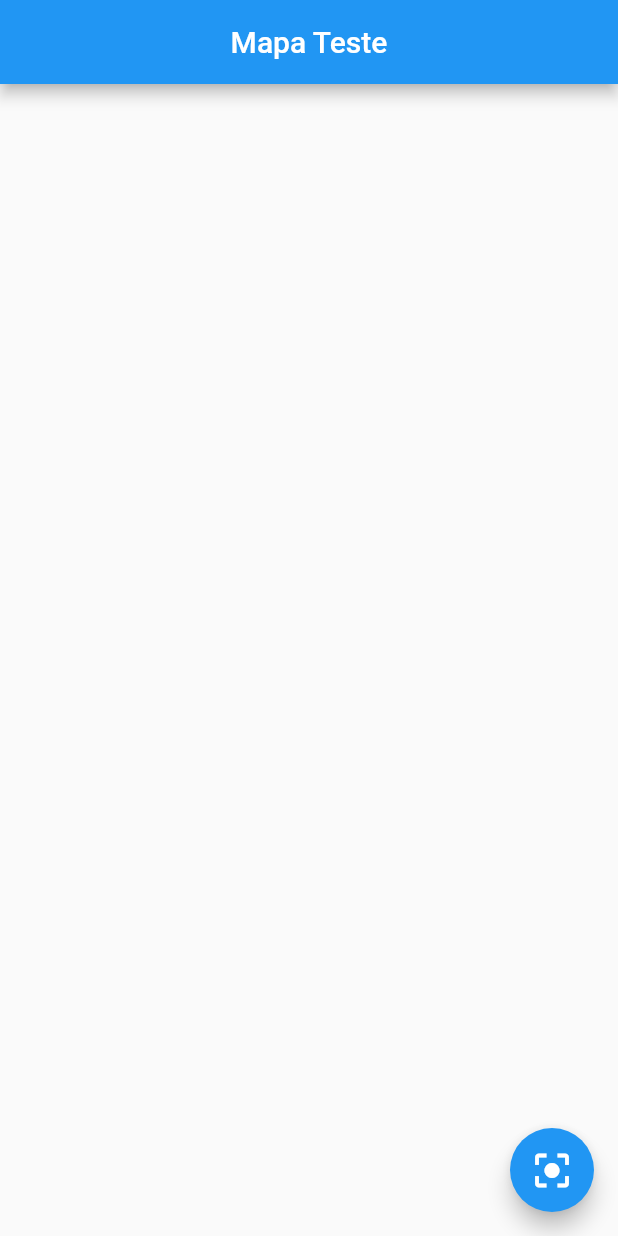
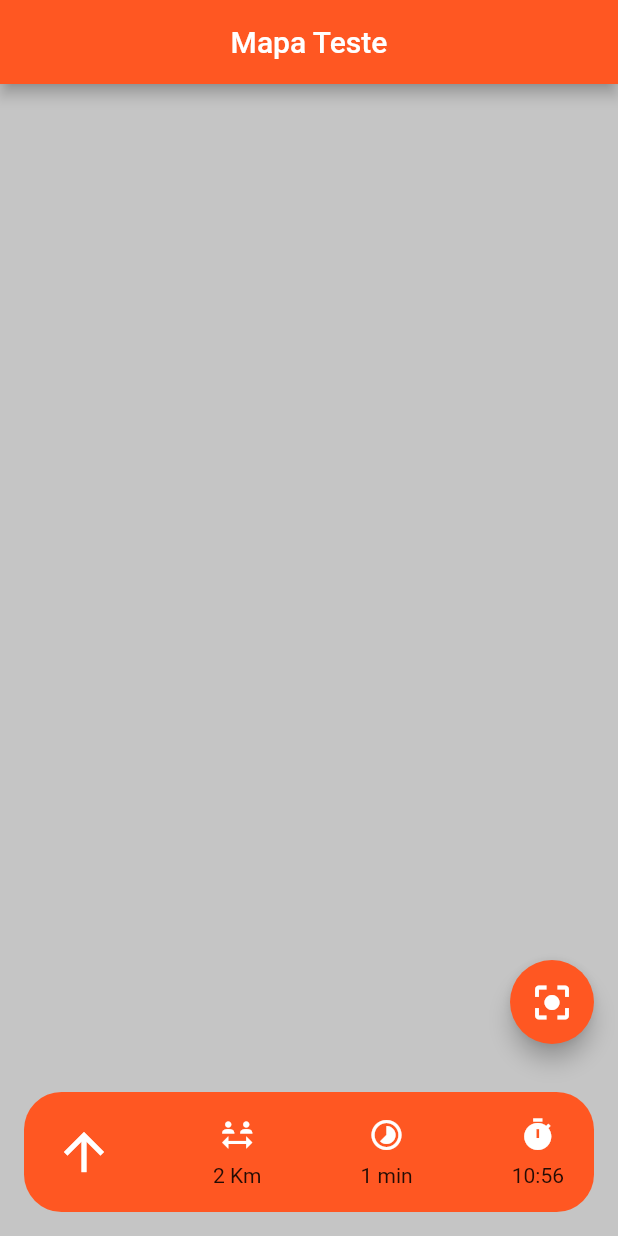
Before and after one commit to marcos-bah/mvp_proex, a Flutter app: the screen it shows after launch, on a phone screen of 412 x 824 dp. Run offline on Flutter 3.47's test engine with Material 2 defaults, Android fonts, the light colour scheme and no system bars; our stand-ins replace flutter_map, flutter_svg, latlong2; project files that could hold a hidden picture were left out.

Commit message:
add thema e design

```diff
--- a/lib/app/app.widget.dart
+++ b/lib/app/app.widget.dart
@@ -9,9 +9,11 @@ class AppWidget extends StatelessWidget {
   @override
   Widget build(BuildContext context) {
     return MaterialApp(
+      debugShowCheckedModeBanner: false,
       title: 'MVP Demo',
       theme: ThemeData(
-        primarySwatch: Colors.blue,
+        primarySwatch: Colors.deepOrange,
+        scaffoldBackgroundColor: Colors.black12,
       ),
       initialRoute: '/mapTest',
       routes: {
--- a/lib/features/map/mapTest.view.dart
+++ b/lib/features/map/mapTest.view.dart
@@ -26,7 +26,7 @@ class _MapTestViewState extends State<MapTestView> {
         svgPath: "assets/maps/reitoria/mapaTeste.svg",
         svgWidth: 800,
         svgHeight: 600,
-        svgScale: 1.1,
+        svgScale: 1.3,
         originY: 274,
         originX: 639,
       ),
--- a/lib/features/widgets/svg_map.widget.dart
+++ b/lib/features/widgets/svg_map.widget.dart
@@ -98,12 +98,15 @@ class _SVGMapState extends State<SVGMap> {
   late double localPosX;
   late double localPosY;
 
+  late double objetivoX;
+  late double objetivoY;
+
   @override
   void initState() {
     scaleFactor = widget.svgScale;
     svg = SvgPicture.asset(
       widget.svgPath,
-      color: Colors.blue[900],
+      color: Colors.white,
       fit: BoxFit.none,
     );
 
@@ -142,7 +145,11 @@ class _SVGMapState extends State<SVGMap> {
         },
         onPanDown: (details) {
           setState(
-            () {},
+            () {
+              // TODO: pegar posição na imagem
+              objetivoX = details.localPosition.dx;
+              objetivoY = details.localPosition.dy;
+            },
           );
         },
         child: Transform.scale(
@@ -184,6 +191,59 @@ class _SVGMapState extends State<SVGMap> {
           size: 30,
         ),
       ),
+      bottomNavigationBar: Container(
+        padding: const EdgeInsets.symmetric(
+          vertical: 10,
+          horizontal: 20,
+        ),
+        margin: const EdgeInsets.all(16),
+        height: 80,
+        width: 100,
+        decoration: const BoxDecoration(
+          borderRadius: BorderRadius.all(Radius.circular(25)),
+          color: Colors.deepOrange,
+        ),
+        child: Row(
+          mainAxisAlignment: MainAxisAlignment.spaceBetween,
+          children: [
+            const Icon(
+              Icons.arrow_upward_outlined,
+              size: 40,
+              color: Colors.white,
+            ),
+            Column(
+              mainAxisAlignment: MainAxisAlignment.spaceEvenly,
+              children: const [
+                Icon(
+                  Icons.social_distance,
+                  color: Colors.white,
+                ),
+                Text("2 Km"),
+              ],
+            ),
+            Column(
+              mainAxisAlignment: MainAxisAlignment.spaceEvenly,
+              children: const [
+                Icon(
+                  Icons.timelapse,
+                  color: Colors.white,
+                ),
+                Text("1 min"),
+              ],
+            ),
+            Column(
+              mainAxisAlignment: MainAxisAlignment.spaceEvenly,
+              children: const [
+                Icon(
+                  Icons.timer,
+                  color: Colors.white,
+                ),
+                Text("10:56"),
+              ],
+            ),
+          ],
+        ),
+      ),
     );
   }
 }
```
